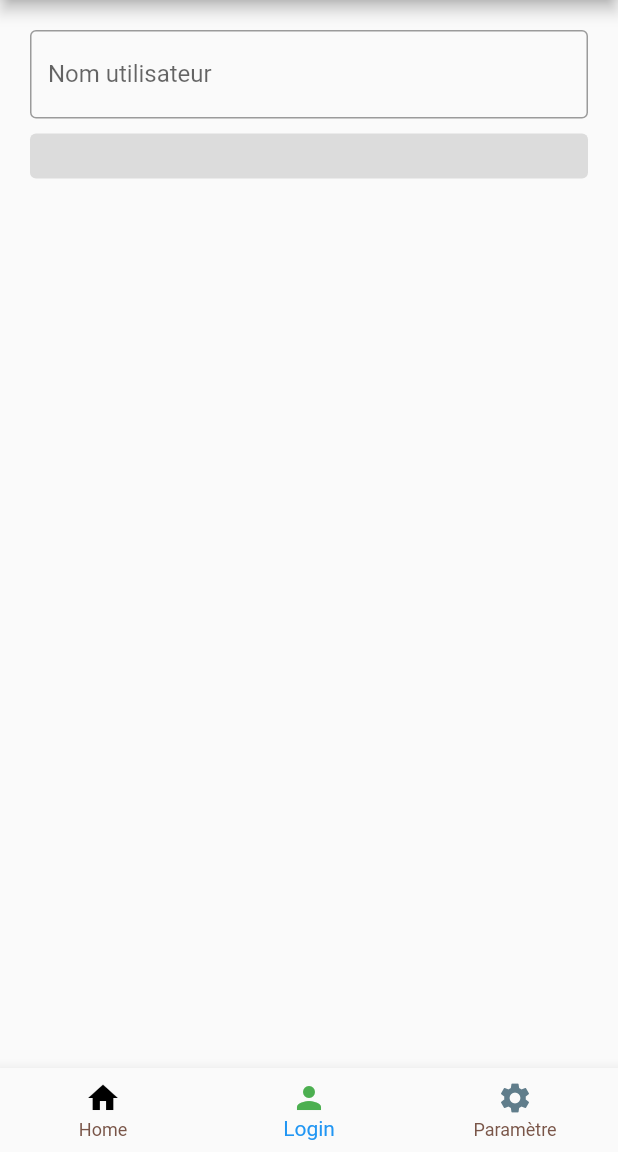
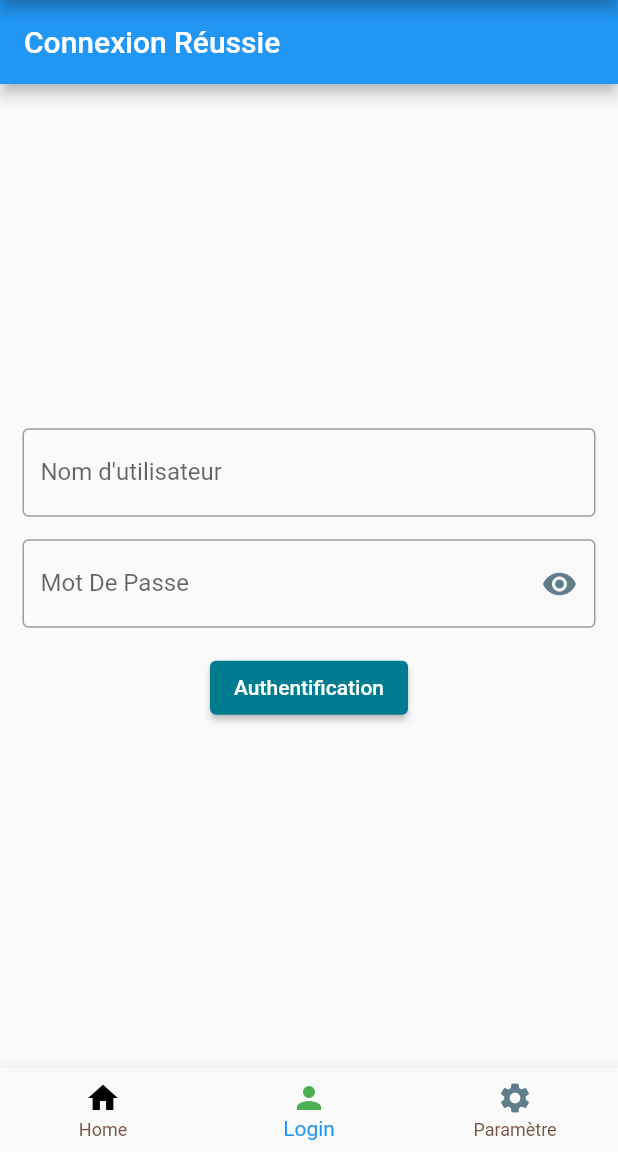
Before and after one commit to Sylva-Egb/flutter__app, a Flutter app: the screen it shows after launch, item 2 of the bottom bar chosen, on a phone screen of 412 x 824 dp, the part 84-1236 px from its top. Run offline on Flutter 3.47's test engine with Material 2 defaults, Android fonts, the phone set to English and light mode, and no system bars; network calls fail.

Commit message:
flutter__app

```diff
--- a/lib/login_page.dart
+++ b/lib/login_page.dart
@@ -8,47 +8,95 @@ class LoginPage extends StatefulWidget {
 }
 
 class _LoginPageState extends State<LoginPage> {
-  final _formKey = GlobalKey<FormState>();
+  bool _showPassword = false;
+  final TextEditingController _usernameController = TextEditingController();
+  final TextEditingController _passwordController = TextEditingController();
+  String _username = '';
+  String _password = '';
+
+  final Color _appBarColor = Colors.blue;
 
   @override
   Widget build(BuildContext context) {
-    return Container(
-        margin: const EdgeInsets.all(20),
-        child: Form(
-          key: _formKey,
+    return Scaffold(
+      appBar: AppBar(
+        title: const Text('Connexion Réussie'),
+        backgroundColor: _appBarColor,
+      ),
+      body: Center(
+        child: Padding(
+          padding: const EdgeInsets.all(15.0),
           child: Column(
+            mainAxisAlignment: MainAxisAlignment.center,
             children: [
-              Container(
-                margin: const EdgeInsets.only(bottom: 10),
-                child: TextFormField(
-                  decoration: const InputDecoration(
-                      labelText: 'Nom utilisateur',
-                      hintText: 'Entrez le nom utilisateur',
-                      border: OutlineInputBorder()),
-                  validator: (value) {
-                    if (value == null || value.isEmpty) {
-                      return " Le champ  est vide";
-                    }
-                    return null;
-                  },
+              TextFormField(
+                controller: _usernameController,
+                decoration: const InputDecoration(
+                  labelText: 'Nom d\'utilisateur',
+                  border: OutlineInputBorder(),
                 ),
               ),
-              const SizedBox(
-                width: double.infinity,
-                height: 30,
-                child: ElevatedButton(
-                  onPressed: () {
-                    if (_formkey.currentState!.validate()) {
-                      ScaffoldMessenger.of(context).showSnackBar(
-                          const SnackBar(content: Text("Envoi en cours...")));
-                      FocusScope.of(context).requestFocus();
-                    }
-                  },
-                  child: null,
+              const SizedBox(height: 15.0),
+              TextFormField(
+                controller: _passwordController,
+                obscureText: !_showPassword,
+                decoration: InputDecoration(
+                  labelText: 'Mot De Passe',
+                  border: const OutlineInputBorder(),
+                  suffixIcon: IconButton(
+                    icon: Icon(
+                      _showPassword ? Icons.visibility_off : Icons.visibility,
+                      color: Colors.blueGrey,
+                    ),
+                    onPressed: () {
+                      setState(() {
+                        _showPassword = !_showPassword;
+                      });
+                    },
+                  ),
                 ),
+              ),
+              const SizedBox(height: 16.0),
+              ElevatedButton(
+                onPressed: () {
+                  setState(() {
+                    _username = _usernameController.text;
+                    _password = _passwordController.text;
+                  });
+                  showDialog(
+                    context: context,
+                    builder: (BuildContext context) {
+                      return AlertDialog(
+                        title: const Text('Infos de connexion'),
+                        content: Column(
+                          mainAxisSize: MainAxisSize.min,
+                          crossAxisAlignment: CrossAxisAlignment.start,
+                          children: [
+                            Text('Nom d\'utilisateur:$_username'),
+                            const SizedBox(height: 6.0),
+                            Text('Mot de passe : $_password'),
+                          ],
+                        ),
+                        actions: [
+                          ElevatedButton(
+                            onPressed: () {
+                              Navigator.of(context).pop();
+                            },
+                            style: ElevatedButton.styleFrom(backgroundColor: Colors.red),
+                            child: const Text('Fermer'),
+                          ),
+                        ],
+                      );
+                    },
+                  );
+                },
+                style: ElevatedButton.styleFrom(backgroundColor: const Color(0xFF007C91)),
+                child: const Text('Authentification'),
               ),
             ],
           ),
-        ));
+        ),
+      ),
+    );
   }
 }
--- a/lib/main.dart
+++ b/lib/main.dart
@@ -1,16 +1,14 @@
-//main.dart
 import 'package:flutter/material.dart';
 import 'package:flutter__app/home_page.dart';
 import 'package:flutter__app/login_page.dart';
 import 'package:flutter__app/setting_page.dart';
 
 
-//import 'SettingsPage.dart';
-
 
 void main() {
   runApp(const MyApp());
 }
+
 class MyApp extends StatefulWidget {
   const MyApp({Key? key}) : super(key: key);
 
@@ -19,46 +17,40 @@ class MyApp extends StatefulWidget {
 }
 
 class _MyAppState extends State<MyApp> {
- int _currentIndex =0;
+  int _currentIndex = 0;
 
- setCurrentIndex(int index){
+  setCurrentIndex(int index) {
     setState(() {
       _currentIndex = index;
     });
   }
+
   @override
   Widget build(BuildContext context) {
     return MaterialApp(
       home: Scaffold(
-        appBar: AppBar(
-            title: const Text("Flutter App")
-        ),
+        appBar: AppBar(title: const Text("Flutter App")),
         body: [
           const HomePage(),
-         //const SettingsPage(),
-          const LoginPage()
+          const LoginPage(),
+          const SettingsPage(),
         ][_currentIndex],
         bottomNavigationBar: BottomNavigationBar(
-          currentIndex: _currentIndex ,
+          currentIndex: _currentIndex,
           onTap: (index) => setCurrentIndex(index),
-          unselectedItemColor:Colors.brown,
-
+          unselectedItemColor: Colors.brown,
           items: const [
             BottomNavigationBarItem(
               icon: Icon(Icons.home, color: Colors.black),
               label: "Home",
-
-
             ),
             BottomNavigationBarItem(
               icon: Icon(Icons.person, color: Colors.green),
               label: "Login",
-
             ),
             BottomNavigationBarItem(
               icon: Icon(Icons.settings, color: Colors.blueGrey),
               label: "Paramètre",
-
             ),
           ],
         ),
@@ -66,17 +58,3 @@ class _MyAppState extends State<MyApp> {
     );
   }
 }
-
-
-
-//HomePage.dart
-// ignore: file_names
-
-
-//LoginPage.dart
-
-
-
-
-
-//SettingsPage.dart
--- a/pubspec.yaml
+++ b/pubspec.yaml
@@ -59,8 +59,8 @@ flutter:
   uses-material-design: true
 
   # To add assets to your application, add an assets section, like this:
-  # assets:
-  #   - images/a_dot_burr.jpeg
+   assets:
+    - assets/images/
   #   - images/a_dot_ham.jpeg
 
   # An image asset can refer to one or more resolution-specific "variants", see
```
Also changed, not shown: lib/home_page.dart (+9 -2 lines), lib/setting_page.dart (+66 -40 lines), assets/images/moi.jpg (added). Lines whose indentation alone changed are shown as unchanged.
